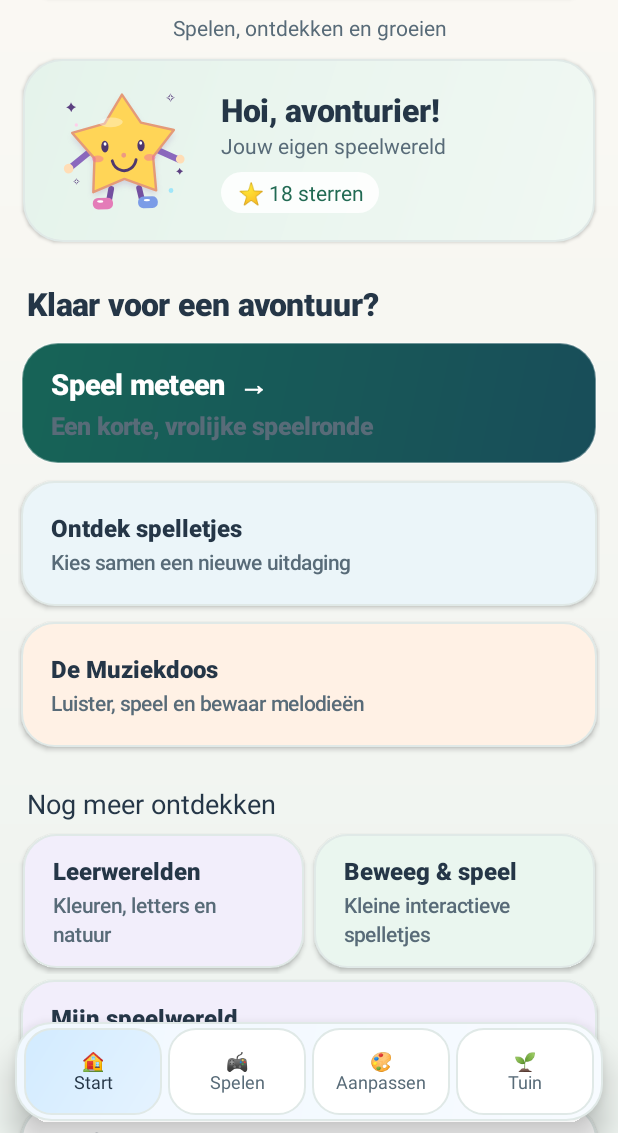
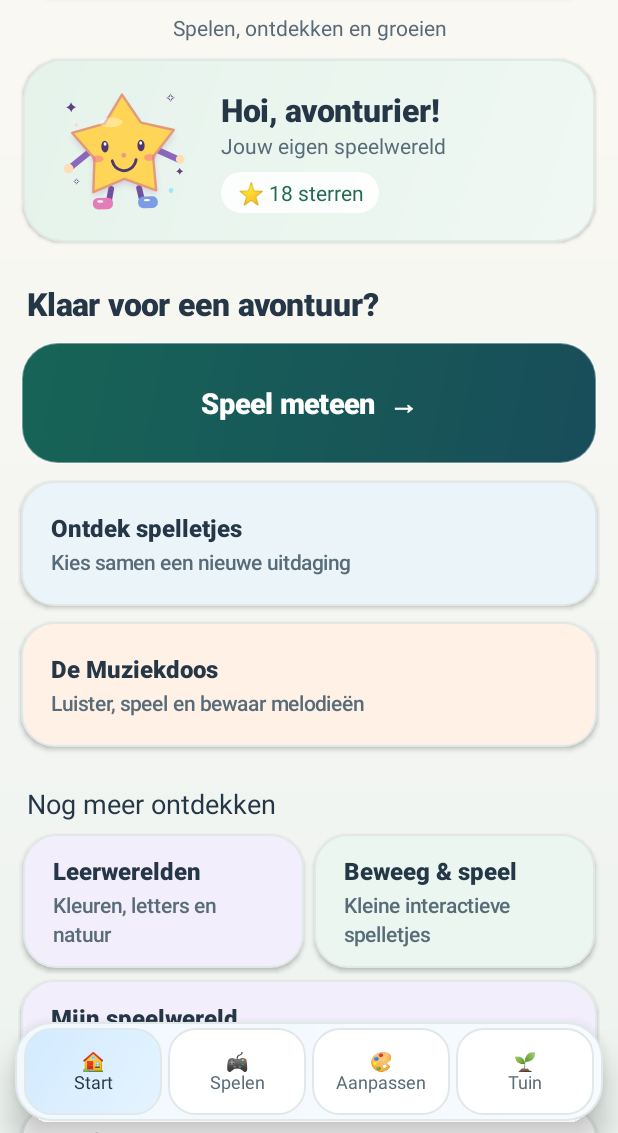
Before and after one commit to ashot978/Playlumi, an Android app: the screen it shows after launch (MainActivity), after a tap on an icon or button, on a phone screen of 412 x 824 dp, the part 103-1236 px from its top. Run offline under Robolectric (Android 15) with nearby library versions, the phone set to English and light mode, and no system bars.

Commit message:
Maintain bright accessible primary action contrast on dark button

```diff
--- a/app/src/main/java/nl/playlumi/app/MainActivity.java
+++ b/app/src/main/java/nl/playlumi/app/MainActivity.java
@@ -1267,7 +1267,7 @@ public class MainActivity extends Activity {
         root.addView(section,headingParams);
 
         Button quick=tile("Speel meteen  →",
-                "Een korte, vrolijke speelronde",PlaylumiVisualStyle.MINT,98);
+                "",PlaylumiVisualStyle.MINT,98);
         quick.setBackground(primaryAction());
         quick.setTextColor(Color.WHITE);
         quick.setTextSize(19);
```
